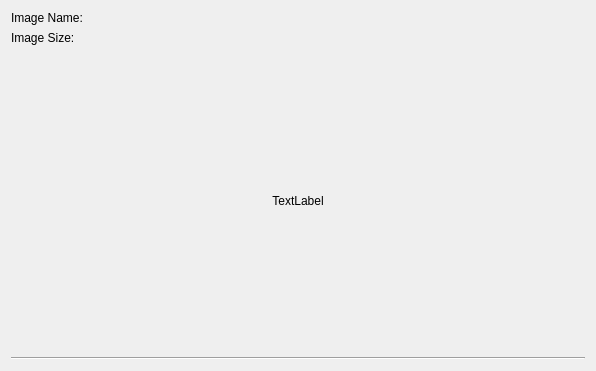
L0rd1k/VisualKIT, file GUI/Cameras/ImageViewer.ui: the form before one commit.
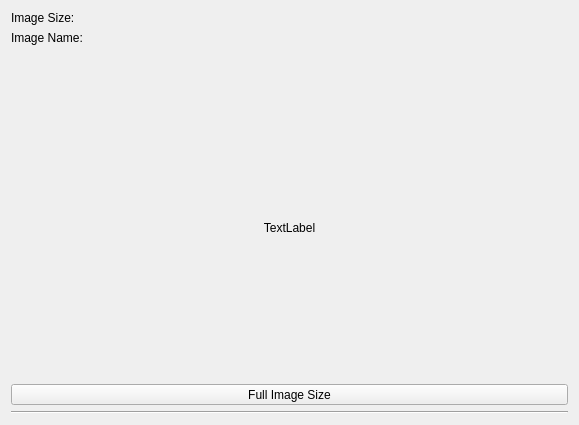
The form after the commit.

Diff of the .ui file:
```diff
--- a/GUI/Cameras/ImageViewer.ui
+++ b/GUI/Cameras/ImageViewer.ui
@@ -6,17 +6,40 @@
    <rect>
     <x>0</x>
     <y>0</y>
-    <width>596</width>
-    <height>368</height>
+    <width>579</width>
+    <height>425</height>
    </rect>
   </property>
+  <property name="minimumSize">
+   <size>
+    <width>0</width>
+    <height>0</height>
+   </size>
+  </property>
   <property name="windowTitle">
    <string>ImageViewer</string>
   </property>
   <layout class="QVBoxLayout" name="verticalLayout">
    <item>
-    <layout class="QHBoxLayout" name="horizontalLayout_Name">
-     <item>
+    <layout class="QFormLayout" name="formLayout_3">
+     <property name="fieldGrowthPolicy">
+      <enum>QFormLayout::AllNonFixedFieldsGrow</enum>
+     </property>
+     <item row="0" column="0">
+      <widget class="QLabel" name="label_ImageSize">
+       <property name="text">
+        <string>Image Size:</string>
+       </property>
+      </widget>
+     </item>
+     <item row="0" column="1">
+      <widget class="QLabel" name="label_ImagePath">
+       <property name="text">
+        <string/>
+       </property>
+      </widget>
+     </item>
+     <item row="1" column="0">
       <widget class="QLabel" name="label_ImageName">
        <property name="text">
         <string>Image Name:</string>
@@ -26,25 +49,7 @@
        </property>
       </widget>
      </item>
-     <item>
-      <widget class="QLabel" name="label_ImagePath">
-       <property name="text">
-        <string/>
-       </property>
-      </widget>
-     </item>
-    </layout>
-   </item>
-   <item>
-    <layout class="QHBoxLayout" name="horizontalLayout_Size">
-     <item>
-      <widget class="QLabel" name="label_ImageSize">
-       <property name="text">
-        <string>Image Size:</string>
-       </property>
-      </widget>
-     </item>
-     <item>
+     <item row="1" column="1">
       <widget class="QLabel" name="label_ImageSizeValue">
        <property name="text">
         <string/>
@@ -54,18 +59,47 @@
     </layout>
    </item>
    <item>
-    <widget class="QLabel" name="ImageLabel">
+    <layout class="QHBoxLayout" name="horizontalLayout">
+     <item>
+      <widget class="QLabel" name="ImageLabel">
+       <property name="sizePolicy">
+        <sizepolicy hsizetype="Preferred" vsizetype="Preferred">
+         <horstretch>0</horstretch>
+         <verstretch>0</verstretch>
+        </sizepolicy>
+       </property>
+       <property name="minimumSize">
+        <size>
+         <width>350</width>
+         <height>300</height>
+        </size>
+       </property>
+       <property name="text">
+        <string>TextLabel</string>
+       </property>
+       <property name="alignment">
+        <set>Qt::AlignCenter</set>
+       </property>
+      </widget>
+     </item>
+    </layout>
+   </item>
+   <item>
+    <widget class="QToolButton" name="btn_OpenFullImage">
+     <property name="sizePolicy">
+      <sizepolicy hsizetype="Minimum" vsizetype="Fixed">
+       <horstretch>20</horstretch>
+       <verstretch>20</verstretch>
+      </sizepolicy>
+     </property>
      <property name="minimumSize">
       <size>
-       <width>300</width>
-       <height>300</height>
+       <width>0</width>
+       <height>0</height>
       </size>
      </property>
      <property name="text">
-      <string>TextLabel</string>
-     </property>
-     <property name="alignment">
-      <set>Qt::AlignCenter</set>
+      <string>Full Image Size</string>
      </property>
     </widget>
    </item>
```
